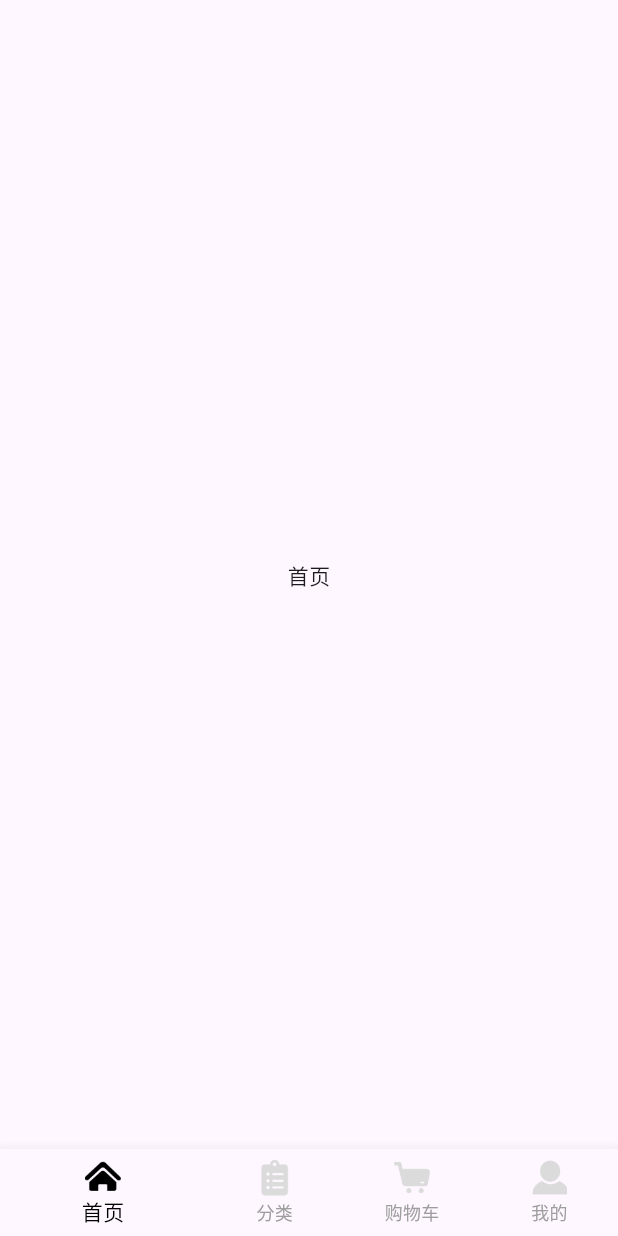
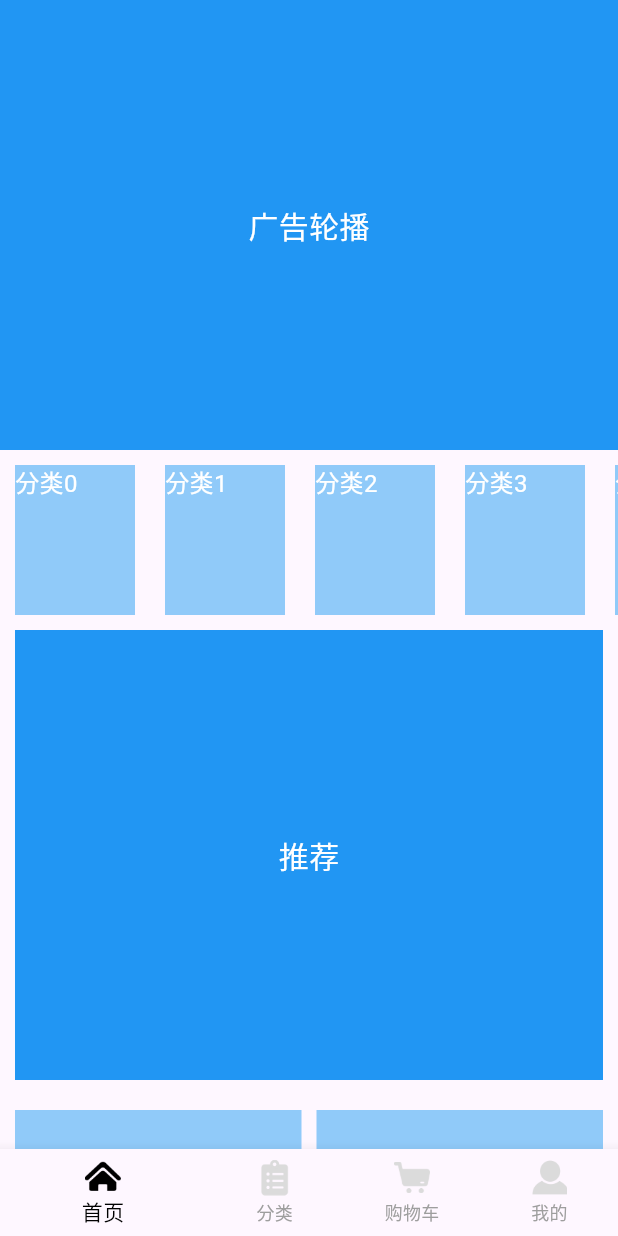
Before and after one commit to AHDEEEEE/a_shop, a Flutter app: the screen it shows after launch, on a phone screen of 412 x 824 dp. Run offline on Flutter 3.47's test engine with Material 3 defaults, Android fonts, the phone set to English and light mode, and no system bars.

Commit message:
完成首页的基础布局

```diff
--- /dev/null
+++ b/lib/components/Home/AdCategory.dart
@@ -0,0 +1,33 @@
+import 'package:flutter/material.dart';
+
+class AdCategory extends StatefulWidget {
+  AdCategory({Key? key}) : super(key: key);
+
+  @override
+  _AdCategoryState createState() => _AdCategoryState();
+}
+
+class _AdCategoryState extends State<AdCategory> {
+  @override
+  Widget build(BuildContext context) {
+    return SizedBox(
+      height: 100,
+      child: ListView.builder(
+        scrollDirection: Axis.horizontal,
+        itemCount: 20,
+        itemBuilder: (BuildContext context, int index) {
+          return Container(
+            width: 80,
+            height: 100,
+            color: Colors.blue[200],
+            child: Text(
+              "分类${index}",
+              style: TextStyle(fontSize: 16, color: Colors.white),
+            ),
+            margin: EdgeInsets.symmetric(horizontal: 10),
+          );
+        },
+      ),
+    );
+  }
+}
--- /dev/null
+++ b/lib/components/Home/AdHot.dart
@@ -0,0 +1,20 @@
+import 'package:flutter/material.dart';
+
+class AdHot extends StatefulWidget {
+  AdHot({Key? key}) : super(key: key);
+
+  @override
+  _AdHotState createState() => _AdHotState();
+}
+
+class _AdHotState extends State<AdHot> {
+  @override
+  Widget build(BuildContext context) {
+    return Container(
+      color: Colors.blue[200],
+      alignment: Alignment.center,
+      height: 200,
+      child: Text("热门",style: TextStyle(fontSize: 20,color: Colors.white),),
+    );
+  }
+}
--- /dev/null
+++ b/lib/components/Home/AdMoreList.dart
@@ -0,0 +1,31 @@
+import 'package:flutter/material.dart';
+
+class AdMoreList extends StatefulWidget {
+  AdMoreList({Key? key}) : super(key: key);
+
+  @override
+  _AdMoreListState createState() => _AdMoreListState();
+}
+
+class _AdMoreListState extends State<AdMoreList> {
+  @override
+  Widget build(BuildContext context) {
+    return SliverGrid.builder(
+      gridDelegate: SliverGridDelegateWithFixedCrossAxisCount(
+        crossAxisCount: 2,
+        mainAxisSpacing: 10,
+        crossAxisSpacing: 10,
+      ),
+      itemBuilder: (BuildContext context,int index){
+        return Container(
+          color: Colors.blue[200],
+          alignment: Alignment.center,
+          child: Text(
+            "商品",
+            style: TextStyle(fontSize: 16, color: Colors.white),
+          ),
+        );
+      }
+    );
+  }
+}
--- /dev/null
+++ b/lib/components/Home/AdSlider.dart
@@ -0,0 +1,20 @@
+import 'package:flutter/material.dart';
+
+class AdSlider extends StatefulWidget {
+  AdSlider({Key? key}) : super(key: key);
+
+  @override
+  _AdSliderState createState() => _AdSliderState();
+}
+
+class _AdSliderState extends State<AdSlider> {
+  @override
+  Widget build(BuildContext context) {
+    return Container(
+      color: Colors.blue,
+       height: 300,
+       alignment: Alignment.center,
+       child: Text("广告轮播",style: TextStyle(fontSize: 20,color: Colors.white),),
+    );
+  }
+}
--- /dev/null
+++ b/lib/components/Home/AdSuggestion.dart
@@ -0,0 +1,23 @@
+import 'package:flutter/material.dart';
+
+class AdSuggestion extends StatefulWidget {
+  AdSuggestion({Key? key}) : super(key: key);
+
+  @override
+  _AdSuggestionState createState() => _AdSuggestionState();
+}
+
+class _AdSuggestionState extends State<AdSuggestion> {
+  @override
+  Widget build(BuildContext context) {
+    return Padding(
+      padding: const EdgeInsets.all(10),
+      child: Container(
+         color: Colors.blue,
+         alignment: Alignment.center,
+         height: 300,
+         child: Text("推荐",style: TextStyle(fontSize: 20,color: Colors.white),),
+      ),
+    );
+  }
+}
--- a/lib/pages/Home/index.dart
+++ b/lib/pages/Home/index.dart
@@ -1,4 +1,10 @@
+import 'package:a_shop/components/Home/AdCategory.dart';
+import 'package:a_shop/components/Home/AdHot.dart';
+import 'package:a_shop/components/Home/AdMoreList.dart';
+import 'package:a_shop/components/Home/Adslider.dart';
 import 'package:flutter/widgets.dart';
+
+import '../../components/Home/AdSuggestion.dart';
 
 class HomeView extends StatefulWidget {
   HomeView({Key? key}) : super(key: key);
@@ -8,8 +14,40 @@ class HomeView extends StatefulWidget {
 }
 
 class _HomeViewState extends State<HomeView> {
+  List<Widget> _getScrollChildern() {
+    return [
+      SliverToBoxAdapter(child: AdSlider()),
+      //添加间距组件
+      SliverToBoxAdapter(child: SizedBox(height: 10)),
+      //添加热门商品组件
+      SliverToBoxAdapter(child: AdCategory()),
+      // SliverToBoxAdapter(child: SizedBox(height: 10)),
+      //添加推荐商品组件
+      SliverToBoxAdapter(child: AdSuggestion()),
+      //添加间距组件
+      // SliverToBoxAdapter(child: SizedBox(height: 10)),
+      //添加热门商品组件
+      SliverToBoxAdapter(
+        child: Padding(
+          padding: const EdgeInsets.all(10),
+          child: Flex(
+            direction: Axis.horizontal,
+            children: [
+              Expanded(child: AdHot()),
+              SizedBox(width: 10),
+              Expanded(child: AdHot()),
+            ],
+          ),
+        ),
+      ),
+      //添加更多商品组件
+      SliverToBoxAdapter(child: SizedBox(height: 10)),
+      AdMoreList(),
+    ];
+  }
+
   @override
   Widget build(BuildContext context) {
-    return Center(child: Text("首页"),);
+    return CustomScrollView(slivers: _getScrollChildern());
   }
 }
```
Also changed, not shown: 1 other file.
